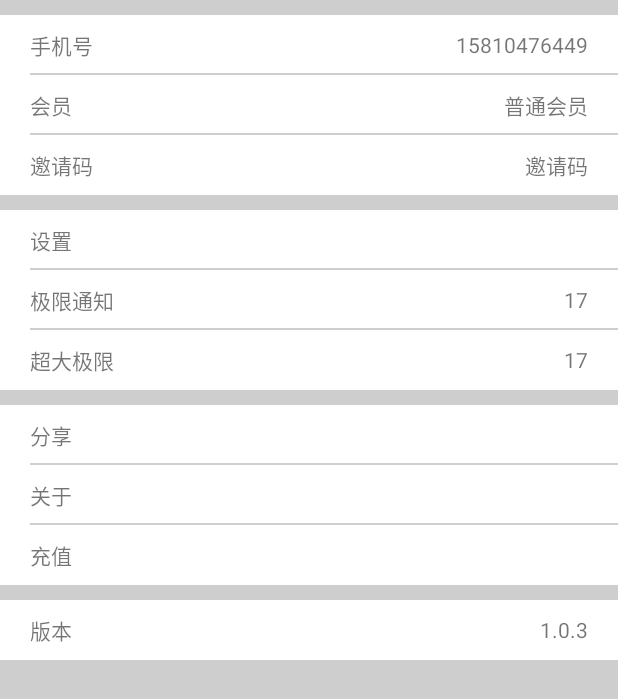
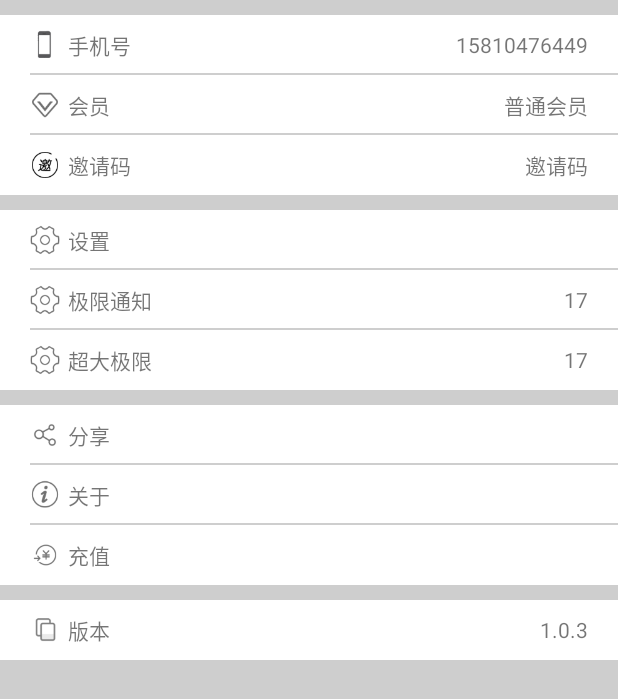
Before and after one commit to lance1992kun/Lottery, an Android app: the layout fragment_profile.xml on its own in the app's theme, with its tools: preview values and no code run, on a phone screen of 412 x 824 dp. Shown: the top 699 px of the screen. Run offline under Robolectric (Android 15) with nearby library versions, the phone set to English and light mode, and no system bars.

```diff
--- a/app/src/main/java/com/hur/lottery/ui/activity/MainActivity.java
+++ b/app/src/main/java/com/hur/lottery/ui/activity/MainActivity.java
@@ -6,6 +6,7 @@ import android.support.annotation.IdRes;
 import android.support.v4.app.Fragment;
 import android.support.v4.widget.DrawerLayout;
 import android.support.v7.widget.Toolbar;
+import android.view.Gravity;
 import android.view.View;
 import android.widget.RadioButton;
 import android.widget.RadioGroup;
@@ -119,6 +120,8 @@ public class MainActivity extends BaseActivity implements RadioGroup.OnCheckedCh
 
             }
         });
+        // 侧滑按钮
+        setOnClick(F((R.id.mLeftIcon)));
         // 标题栏
         Toolbar mToolBar = F(R.id.mToolBar);
         setSupportActionBar(mToolBar);
@@ -151,7 +154,14 @@ public class MainActivity extends BaseActivity implements RadioGroup.OnCheckedCh
      */
     @Override
     public void onWidgetClick(View view) {
-
+        switch (view.getId()) {
+            // 侧滑按钮
+            case R.id.mLeftIcon:
+                mDrawerLayout.openDrawer(Gravity.START);
+                break;
+            default:
+                break;
+        }
     }
 
     /**
--- a/app/src/main/java/com/hur/lottery/widget/ChargeDialog.java
+++ b/app/src/main/java/com/hur/lottery/widget/ChargeDialog.java
@@ -3,6 +3,7 @@ package com.hur.lottery.widget;
 import android.os.Bundle;
 import android.support.annotation.Nullable;
 import android.support.design.widget.TextInputEditText;
+import android.support.design.widget.TextInputLayout;
 import android.support.v4.app.DialogFragment;
 import android.support.v4.app.FragmentManager;
 import android.text.InputType;
@@ -48,6 +49,8 @@ public class ChargeDialog extends DialogFragment {
         // 输入框
         mEditText = (TextInputEditText) mContentView.findViewById(R.id.mEditText);
         mEditText.setInputType(InputType.TYPE_CLASS_TEXT);
+        TextInputLayout mTextInputLayout = (TextInputLayout) mContentView.findViewById(R.id.mTextInputLayout);
+        mTextInputLayout.setHint("请输入充值密码");
         // 确认按钮
         mContentView.findViewById(R.id.mOkBtn).setOnClickListener(new View.OnClickListener() {
             @Override
--- a/app/src/main/java/com/hur/lottery/widget/SettingDialog.java
+++ b/app/src/main/java/com/hur/lottery/widget/SettingDialog.java
@@ -3,6 +3,7 @@ package com.hur.lottery.widget;
 import android.os.Bundle;
 import android.support.annotation.Nullable;
 import android.support.design.widget.TextInputEditText;
+import android.support.design.widget.TextInputLayout;
 import android.support.v4.app.DialogFragment;
 import android.support.v4.app.FragmentManager;
 import android.view.Gravity;
@@ -52,6 +53,8 @@ public class SettingDialog extends DialogFragment {
         View mContentView = inflater.inflate(R.layout.layout_dialog, container, false);
         // 输入框
         mEditText = (TextInputEditText) mContentView.findViewById(R.id.mEditText);
+        TextInputLayout mTextInputLayout = (TextInputLayout) mContentView.findViewById(R.id.mTextInputLayout);
+        mTextInputLayout.setHint("请输入需要修改的数值");
         // 确认按钮
         mContentView.findViewById(R.id.mOkBtn).setOnClickListener(new View.OnClickListener() {
             @Override
@@ -73,7 +76,7 @@ public class SettingDialog extends DialogFragment {
         if (type == SettingType.TYPE_LIMIT) {
             String limit = SPUtils.getInstance().getInt(Constant.LIMIT_COUNT, 13) + "";
             mEditText.setText(limit);
-        } else if (type == SettingType.TYPE_BIG_LIMIT){
+        } else if (type == SettingType.TYPE_BIG_LIMIT) {
             String bigLimit = SPUtils.getInstance().getInt(Constant.BIG_LIMIT_COUNT, 23) + "";
             mEditText.setText(bigLimit);
         }
--- a/app/src/main/res/layout/activity_main.xml
+++ b/app/src/main/res/layout/activity_main.xml
@@ -18,6 +18,13 @@
             android:background="?attr/colorPrimary"
             android:orientation="vertical"
             android:theme="@style/ThemeOverlay.AppCompat.Dark.ActionBar">
+            <!--左侧侧滑按钮-->
+            <ImageView
+                android:id="@+id/mLeftIcon"
+                android:layout_width="wrap_content"
+                android:layout_height="wrap_content"
+                android:background="@drawable/icon_main_profile_normal"
+                android:contentDescription="@string/app_name"/>
             <!--居中文字-->
             <TextView
                 android:layout_width="wrap_content"
@@ -38,7 +45,7 @@
             android:layout_width="match_parent"
             android:layout_height="1dp"
             android:background="@color/main_color_divider"/>
-        <!--4个模块布局-->
+        <!--3个模块布局-->
         <RadioGroup
             android:id="@+id/mNavigationGroup"
             android:layout_width="match_parent"
--- a/app/src/main/res/layout/fragment_profile.xml
+++ b/app/src/main/res/layout/fragment_profile.xml
@@ -1,9 +1,10 @@
 <?xml version="1.0" encoding="utf-8"?>
-<RelativeLayout xmlns:android="http://schemas.android.com/apk/res/android"
-                xmlns:tools="http://schemas.android.com/tools"
-                android:layout_width="match_parent"
-                android:layout_height="match_parent"
-                android:background="@color/main_color_divider"
+<RelativeLayout
+    xmlns:android="http://schemas.android.com/apk/res/android"
+    xmlns:tools="http://schemas.android.com/tools"
+    android:layout_width="match_parent"
+    android:layout_height="match_parent"
+    android:background="@color/main_color_divider"
     >
     <!--手机号层-->
     <RelativeLayout
@@ -19,11 +20,22 @@
             android:layout_height="40dp"
             android:layout_marginStart="20dp">
 
+            <ImageView
+                android:id="@+id/mPhoneIcon"
+                android:layout_width="20dp"
+                android:layout_height="20dp"
+                android:layout_alignParentStart="true"
+                android:layout_centerVertical="true"
+                android:layout_marginEnd="5dp"
+                android:background="@drawable/icon_register_phone"
+                android:contentDescription="@string/app_name"/>
+
             <TextView
                 android:layout_width="wrap_content"
                 android:layout_height="wrap_content"
-                android:layout_alignParentStart="true"
                 android:layout_centerVertical="true"
+                android:layout_toEndOf="@id/mPhoneIcon"
+                android:gravity="center"
                 android:text="@string/register_phone_hint"/>
 
             <TextView
@@ -51,11 +63,22 @@
             android:layout_below="@id/mPhoneLay"
             android:layout_marginStart="20dp">
 
+            <ImageView
+                android:id="@+id/mMemberIcon"
+                android:layout_width="20dp"
+                android:layout_height="20dp"
+                android:layout_alignParentStart="true"
+                android:layout_centerVertical="true"
+                android:layout_marginEnd="5dp"
+                android:background="@drawable/icon_profile_member"
+                android:contentDescription="@string/app_name"/>
+
             <TextView
                 android:layout_width="wrap_content"
                 android:layout_height="wrap_content"
-                android:layout_alignParentStart="true"
                 android:layout_centerVertical="true"
+                android:layout_toEndOf="@id/mMemberIcon"
+                android:gravity="center"
                 android:text="@string/profile_member"/>
 
             <TextView
@@ -83,11 +106,22 @@
             android:layout_below="@id/mMemberLay"
             android:layout_marginStart="20dp">
 
+            <ImageView
+                android:id="@+id/mInviteIcon"
+                android:layout_width="20dp"
+                android:layout_height="20dp"
+                android:layout_alignParentStart="true"
+                android:layout_centerVertical="true"
+                android:layout_marginEnd="5dp"
+                android:background="@drawable/icon_register_invitation"
+                android:contentDescription="@string/app_name"/>
+
             <TextView
                 android:layout_width="wrap_content"
                 android:layout_height="wrap_content"
-                android:layout_alignParentStart="true"
                 android:layout_centerVertical="true"
+                android:layout_toEndOf="@id/mInviteIcon"
+                android:gravity="center"
                 android:text="@string/register_invitation"/>
 
             <TextView
@@ -117,11 +151,22 @@
             android:layout_height="40dp"
             android:layout_marginStart="20dp">
 
+            <ImageView
+                android:id="@+id/mSettingIcon"
+                android:layout_width="20dp"
+                android:layout_height="20dp"
+                android:layout_alignParentStart="true"
+                android:layout_centerVertical="true"
+                android:layout_marginEnd="5dp"
+                android:background="@drawable/icon_profile_setting"
+                android:contentDescription="@string/app_name"/>
+
             <TextView
                 android:layout_width="wrap_content"
                 android:layout_height="wrap_content"
-                android:layout_alignParentStart="true"
                 android:layout_centerVertical="true"
+                android:layout_toEndOf="@id/mSettingIcon"
+                android:gravity="center"
                 android:text="@string/profile_setting"/>
 
             <View
@@ -139,11 +184,22 @@
             android:layout_below="@id/mSettingLay"
             android:layout_marginStart="20dp">
 
+            <ImageView
+                android:id="@+id/mLimitIcon"
+                android:layout_width="20dp"
+                android:layout_height="20dp"
+                android:layout_alignParentStart="true"
+                android:layout_centerVertical="true"
+                android:layout_marginEnd="5dp"
+                android:background="@drawable/icon_profile_setting"
+                android:contentDescription="@string/app_name"/>
+
             <TextView
                 android:layout_width="wrap_content"
                 android:layout_height="wrap_content"
-                android:layout_alignParentStart="true"
                 android:layout_centerVertical="true"
+                android:layout_toEndOf="@id/mLimitIcon"
+                android:gravity="center"
                 android:text="@string/profile_limit"/>
 
             <TextView
@@ -171,11 +227,22 @@
             android:layout_below="@id/mLimitLay"
             android:layout_marginStart="20dp">
 
+            <ImageView
+                android:id="@+id/mBigLimitIcon"
+                android:layout_width="20dp"
+                android:layout_height="20dp"
+                android:layout_alignParentStart="true"
+                android:layout_centerVertical="true"
+                android:layout_marginEnd="5dp"
+                android:background="@drawable/icon_profile_setting"
+                android:contentDescription="@string/app_name"/>
+
             <TextView
                 android:layout_width="wrap_content"
                 android:layout_height="wrap_content"
-                android:layout_alignParentStart="true"
                 android:layout_centerVertical="true"
+                android:layout_toEndOf="@id/mBigLimitIcon"
+                android:gravity="center"
                 android:text="@string/profile_big_limit"/>
 
             <TextView
@@ -205,11 +272,22 @@
             android:layout_height="40dp"
             android:layout_marginStart="20dp">
 
+            <ImageView
+                android:id="@+id/mShareIcon"
+                android:layout_width="20dp"
+                android:layout_height="20dp"
+                android:layout_alignParentStart="true"
+                android:layout_centerVertical="true"
+                android:layout_marginEnd="5dp"
+                android:background="@drawable/icon_profile_share"
+                android:contentDescription="@string/app_name"/>
+
             <TextView
                 android:layout_width="wrap_content"
                 android:layout_height="wrap_content"
-                android:layout_alignParentStart="true"
                 android:layout_centerVertical="true"
+                android:layout_toEndOf="@id/mShareIcon"
+                android:gravity="center"
                 android:text="@string/profile_share"/>
 
             <View
@@ -227,11 +305,22 @@
             android:layout_below="@id/mShareLay"
             android:layout_marginStart="20dp">
 
+            <ImageView
+                android:id="@+id/mAboutIcon"
+                android:layout_width="20dp"
+                android:layout_height="20dp"
+                android:layout_alignParentStart="true"
+                android:layout_centerVertical="true"
+                android:layout_marginEnd="5dp"
+                android:background="@drawable/icon_profile_about"
+                android:contentDescription="@string/app_name"/>
+
             <TextView
                 android:layout_width="wrap_content"
                 android:layout_height="wrap_content"
-                android:layout_alignParentStart="true"
                 android:layout_centerVertical="true"
+                android:layout_toEndOf="@id/mAboutIcon"
+                android:gravity="center"
                 android:text="@string/profile_about"/>
 
             <View
@@ -249,13 +338,23 @@
             android:layout_below="@id/mAboutLay"
             android:layout_marginStart="20dp">
 
+            <ImageView
+                android:id="@+id/mChargeIcon"
+                android:layout_width="20dp"
+                android:layout_height="20dp"
+                android:layout_alignParentStart="true"
+                android:layout_centerVertical="true"
+                android:layout_marginEnd="5dp"
+                android:background="@drawable/icon_profile_charge"
+                android:contentDescription="@string/app_name"/>
+
             <TextView
                 android:layout_width="wrap_content"
                 android:layout_height="wrap_content"
-                android:layout_alignParentStart="true"
                 android:layout_centerVertical="true"
+                android:layout_toEndOf="@id/mChargeIcon"
+                android:gravity="center"
                 android:text="@string/profile_charge"/>
-
         </RelativeLayout>
     </RelativeLayout>
     <!--版本层-->
@@ -268,11 +367,22 @@
         android:paddingEnd="0dp"
         android:paddingStart="20dp">
 
+        <ImageView
+            android:id="@+id/mVerIcon"
+            android:layout_width="20dp"
+            android:layout_height="20dp"
+            android:layout_alignParentStart="true"
+            android:layout_centerVertical="true"
+            android:layout_marginEnd="5dp"
+            android:background="@drawable/icon_profile_version"
+            android:contentDescription="@string/app_name"/>
+
         <TextView
             android:layout_width="wrap_content"
             android:layout_height="wrap_content"
-            android:layout_alignParentStart="true"
             android:layout_centerVertical="true"
+            android:layout_toEndOf="@id/mVerIcon"
+            android:gravity="center"
             android:text="@string/profile_version"/>
 
         <TextView
--- a/app/src/main/res/layout/layout_dialog.xml
+++ b/app/src/main/res/layout/layout_dialog.xml
@@ -6,6 +6,7 @@
               android:orientation="vertical">
 
     <android.support.design.widget.TextInputLayout
+        android:id="@+id/mTextInputLayout"
         android:layout_marginTop="20dp"
         android:layout_width="match_parent"
         android:layout_height="wrap_content">
@@ -15,7 +16,6 @@
             android:layout_width="match_parent"
             android:layout_height="wrap_content"
             android:layout_centerHorizontal="true"
-            android:hint="@string/profile_hint"
             android:inputType="numberDecimal"
             android:singleLine="true"/>
     </android.support.design.widget.TextInputLayout>
--- a/app/src/main/res/values/strings.xml
+++ b/app/src/main/res/values/strings.xml
@@ -26,7 +26,7 @@
     <string name="profile_charge">充值</string>
     <string name="profile_about">关于</string>
     <string name="profile_version">版本</string>
-    <string name="profile_hint">请输入要修改的数值</string>
+    <string name="profile_hint">请输入……</string>
     <string name="profile_ok">确认</string>
     <string name="profile_cancel">取消</string>
 </resources>
```
Also changed, not shown: app/src/main/res/drawable-xhdpi/icon_profile_about.png (added), app/src/main/res/drawable-xhdpi/icon_profile_charge.png (added), app/src/main/res/drawable-xhdpi/icon_profile_member.png (added), app/src/main/res/drawable-xhdpi/icon_profile_setting.png (added), app/src/main/res/drawable-xhdpi/icon_profile_share.png (added), app/src/main/res/drawable-xhdpi/icon_profile_version.png (added).
